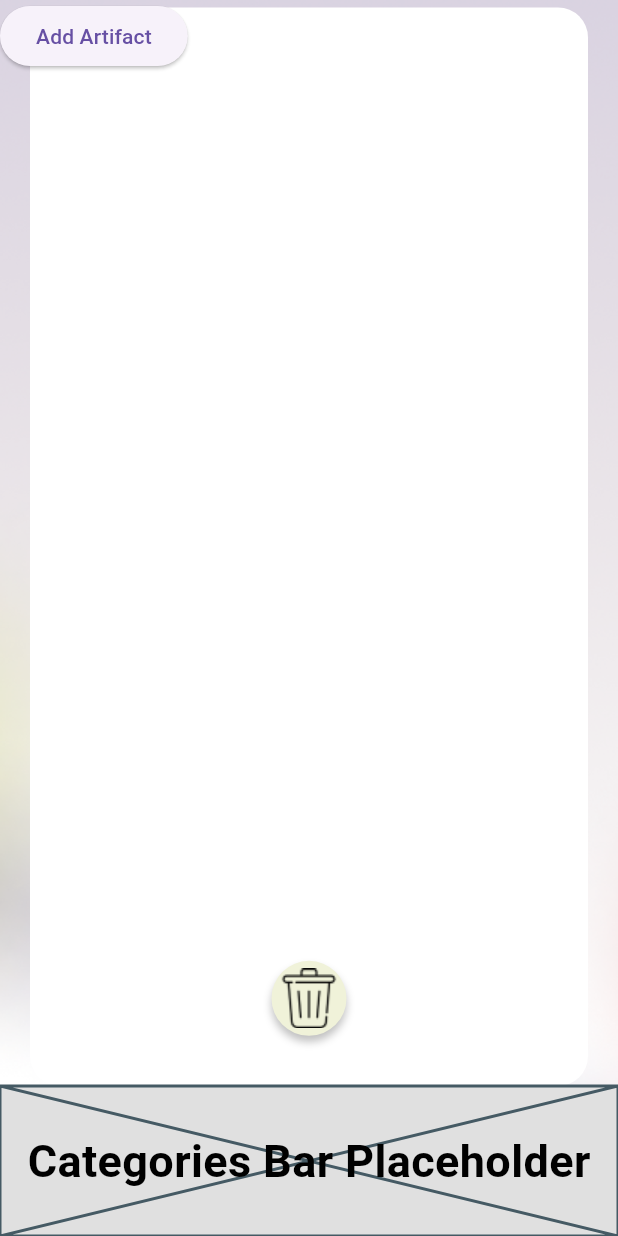
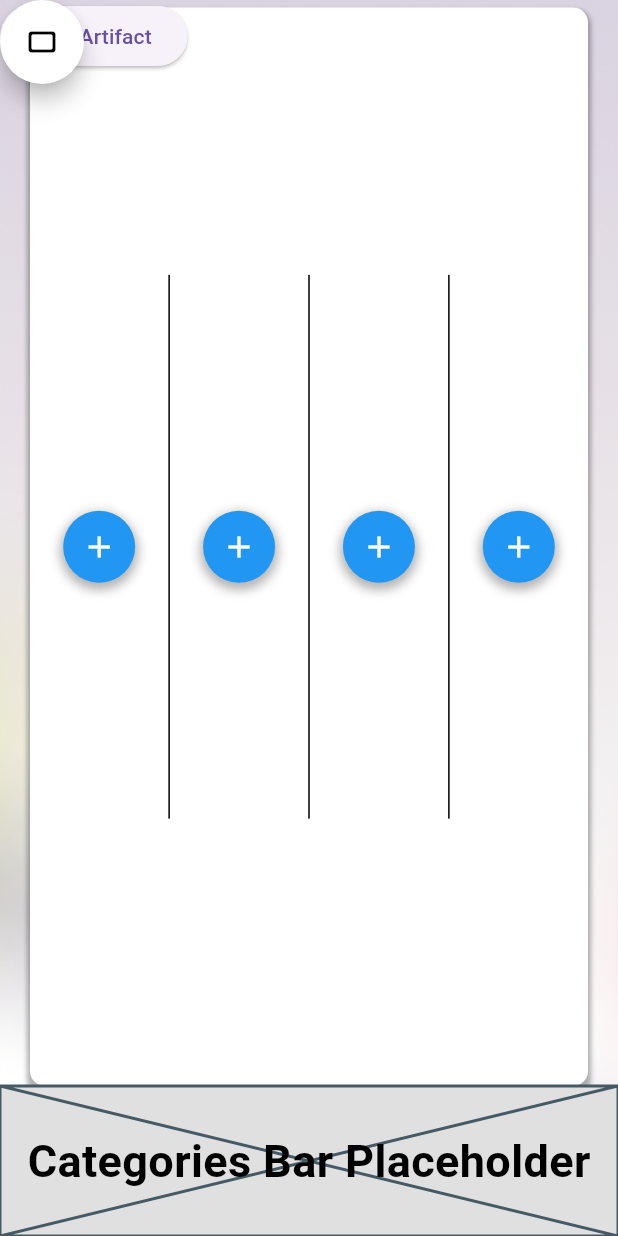
Before and after one commit to aau-giraf/visual-tangible-artefacts, a Flutter app: the screen it shows after launch, on a phone screen of 412 x 824 dp. Run offline on Flutter 3.47's test engine with Material 3 defaults, Android fonts, the phone set to English and light mode, and no system bars; our stand-ins replace audioplayers, flutter_svg; generated files the repository leaves out were written again.

Commit message:
merged linear board and button

```diff
--- a/Frontend/vta_app/lib/src/ui/screens/artifact_board_screen.dart
+++ b/Frontend/vta_app/lib/src/ui/screens/artifact_board_screen.dart
@@ -2,16 +2,24 @@ import 'package:flutter/material.dart';
 import 'package:flutter_svg/flutter_svg.dart';
 import 'package:vta_app/src/ui/widgets/board/artifact.dart';
 import 'package:vta_app/src/ui/widgets/board/talking_mat.dart';
+import '../widgets/board/relational_board_button.dart';
+import '../widgets/board/linear_board.dart';
 
-class ArtifactBoardScreen extends StatelessWidget {
+class ArtifactBoardScreen extends StatefulWidget {
   const ArtifactBoardScreen({super.key});
+
+  @override
+  State<ArtifactBoardScreen> createState() => _ArtifactBoardScreenState();
+}
+
+class _ArtifactBoardScreenState extends State<ArtifactBoardScreen> {
+  bool _showDirectional = true;
 
   @override
   Widget build(BuildContext context) {
     double padding = 20; // Padding around the ArtifactBoard
     final GlobalKey<TalkingMatState> talkingmatKey =
         GlobalKey<TalkingMatState>();
-
     return Scaffold(
       body: Container(
         decoration: const BoxDecoration(
@@ -27,19 +35,9 @@ class ArtifactBoardScreen extends StatelessWidget {
               padding: EdgeInsets.only(
                   top: 5, left: padding, right: padding, bottom: 0),
               child: Center(
-                child: TalkingMat(
-                  key: talkingmatKey,
-                  artifacts: [
-                    Artifact(
-                      position: const Offset(500, 500),
-                      content: SvgPicture.asset('assets/icons/sillyface.svg'),
-                    ),
-                    Artifact(
-                      position: const Offset(500, 250),
-                      content: SvgPicture.asset('assets/icons/sillyface.svg'),
-                    ),
-                  ], // Full width with padding
-                ),
+                child: _showDirectional
+                    ? const LinearBoard()
+                    : createTalkingMat(talkingmatKey),
               ),
             ),
             ElevatedButton(
@@ -53,6 +51,22 @@ class ArtifactBoardScreen extends StatelessWidget {
                 talkingmatKey.currentState?.addArtifact(newArtifact);
               },
               child: const Text('Add Artifact'),
+            ),
+            RelationalBoardButton(
+              onPressed: () {
+                setState(() {
+                  _showDirectional = !_showDirectional;
+                });
+              },
+              icon: _showDirectional
+                  ? const Icon(
+                      IconData(0xf685, fontFamily: 'MaterialIcons'),
+                      size: 24.0,
+                    )
+                  : const Icon(
+                      IconData(0xf601, fontFamily: 'MaterialIcons'),
+                      size: 24.0,
+                    ),
             ),
           ],
         ),
@@ -74,4 +88,20 @@ class ArtifactBoardScreen extends StatelessWidget {
           ])),
     );
   }
+
+  TalkingMat createTalkingMat(GlobalKey<TalkingMatState> talkingmatKey) {
+    return TalkingMat(
+      key: talkingmatKey,
+      artifacts: [
+        Artifact(
+          position: const Offset(500, 500),
+          content: SvgPicture.asset('assets/icons/sillyface.svg'),
+        ),
+        Artifact(
+          position: const Offset(500, 250),
+          content: SvgPicture.asset('assets/icons/sillyface.svg'),
+        ),
+      ], // Full width with padding
+    );
+  }
 }
--- a/Frontend/vta_app/lib/src/ui/widgets/board/relational_board_button.dart
+++ b/Frontend/vta_app/lib/src/ui/widgets/board/relational_board_button.dart
@@ -6,17 +6,22 @@ void main() {
 }
 
 class RelationalBoardButton extends StatelessWidget {
-  const RelationalBoardButton({super.key});
+  final VoidCallback? onPressed;
+  final Icon? icon;
+
+  const RelationalBoardButton({super.key, this.onPressed, this.icon});
 
   static const IconData calendarViewWeekRounded =
       IconData(0xf601, fontFamily: 'MaterialIcons');
 
   @override
   Widget build(BuildContext context) {
-    return MaterialApp(
-      theme: ThemeData(useMaterial3: true),
-      debugShowCheckedModeBanner: false,
-      home: const RelationalBoardHome(),
+    return FloatingActionButton(
+      onPressed: onPressed ?? () {},
+      foregroundColor: Colors.black,
+      backgroundColor: Colors.white,
+      shape: const CircleBorder(),
+      child: icon,
     );
   }
 }
```
Also changed, not shown: Frontend/vta_app/lib/src/ui/widgets/board/linear_board.dart (+5 -17 lines), Frontend/vta_app/lib/src/ui/widgets/board/linear_board_button.dart (deleted, +0 -34 lines).
